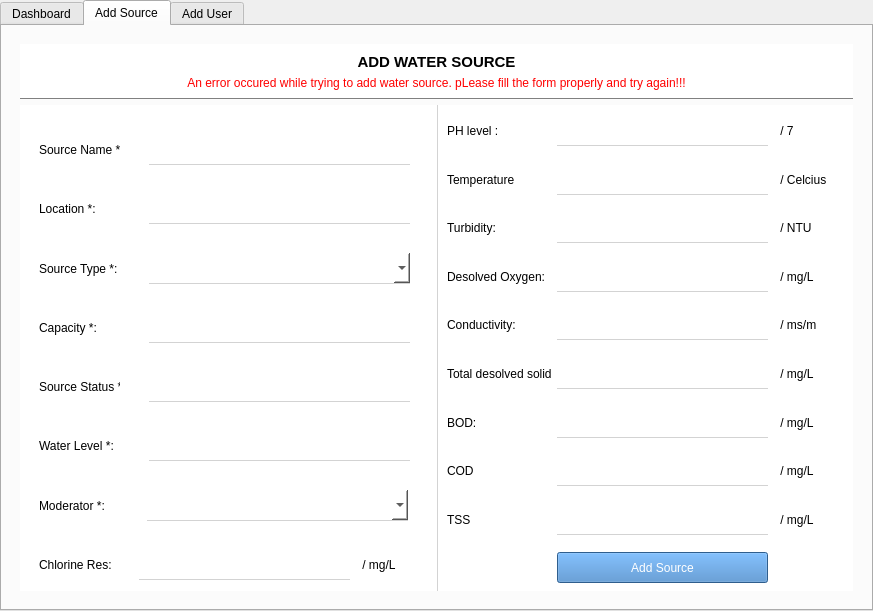
NganeEmmanuel/waterMonitor, file dashboard.ui: the form before one commit.
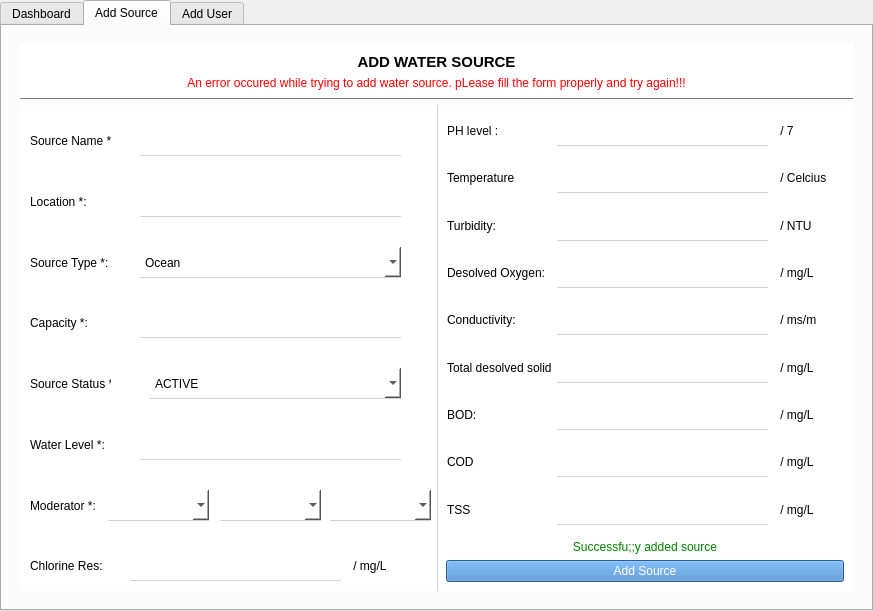
The form after the commit. The open tabs and pages were chosen to show the change.

Commit message: add sources functionality

```diff
--- a/dashboard.ui
+++ b/dashboard.ui
@@ -355,6 +355,21 @@
 }</string>
                   </property>
                   <layout class="QVBoxLayout" name="verticalLayout_6">
+                   <property name="spacing">
+                    <number>0</number>
+                   </property>
+                   <property name="leftMargin">
+                    <number>0</number>
+                   </property>
+                   <property name="topMargin">
+                    <number>0</number>
+                   </property>
+                   <property name="rightMargin">
+                    <number>0</number>
+                   </property>
+                   <property name="bottomMargin">
+                    <number>0</number>
+                   </property>
                    <item>
                     <widget class="QWidget" name="widget_10" native="true">
                      <widget class="QLabel" name="label_2">
@@ -433,11 +448,6 @@
                         <height>31</height>
                        </rect>
                       </property>
-                      <item>
-                       <property name="text">
-                        <string/>
-                       </property>
-                      </item>
                       <item>
                        <property name="text">
                         <string>Ocean</string>
@@ -500,16 +510,6 @@
                    </item>
                    <item>
                     <widget class="QWidget" name="widget_14" native="true">
-                     <widget class="QLineEdit" name="sourceStatus_input">
-                      <property name="geometry">
-                       <rect>
-                        <x>120</x>
-                        <y>20</y>
-                        <width>261</width>
-                        <height>31</height>
-                       </rect>
-                      </property>
-                     </widget>
                      <widget class="QLabel" name="label_6">
                       <property name="geometry">
                        <rect>
@@ -523,6 +523,36 @@
                        <string>Source Status *:</string>
                       </property>
                      </widget>
+                     <widget class="QComboBox" name="sourceStatus_input">
+                      <property name="geometry">
+                       <rect>
+                        <x>130</x>
+                        <y>20</y>
+                        <width>251</width>
+                        <height>31</height>
+                       </rect>
+                      </property>
+                      <item>
+                       <property name="text">
+                        <string>ACTIVE</string>
+                       </property>
+                      </item>
+                      <item>
+                       <property name="text">
+                        <string>PENDING AUTHORIZATION</string>
+                       </property>
+                      </item>
+                      <item>
+                       <property name="text">
+                        <string>DECOMISSIONED</string>
+                       </property>
+                      </item>
+                      <item>
+                       <property name="text">
+                        <string>SHOTDOWN</string>
+                       </property>
+                      </item>
+                     </widget>
                     </widget>
                    </item>
                    <item>
@@ -570,9 +600,29 @@
                      <widget class="QComboBox" name="moderator_selector">
                       <property name="geometry">
                        <rect>
-                        <x>118</x>
+                        <x>88</x>
                         <y>20</y>
-                        <width>261</width>
+                        <width>101</width>
+                        <height>31</height>
+                       </rect>
+                      </property>
+                     </widget>
+                     <widget class="QComboBox" name="moderator_selector_2">
+                      <property name="geometry">
+                       <rect>
+                        <x>200</x>
+                        <y>20</y>
+                        <width>101</width>
+                        <height>31</height>
+                       </rect>
+                      </property>
+                     </widget>
+                     <widget class="QComboBox" name="moderator_selector_3">
+                      <property name="geometry">
+                       <rect>
+                        <x>310</x>
+                        <y>20</y>
+                        <width>101</width>
                         <height>31</height>
                        </rect>
                       </property>
@@ -1050,19 +1100,28 @@
                    </item>
                    <item>
                     <widget class="QWidget" name="widget_27" native="true">
-                     <widget class="QPushButton" name="pushButton_3">
-                      <property name="geometry">
-                       <rect>
-                        <x>120</x>
-                        <y>10</y>
-                        <width>211</width>
-                        <height>31</height>
-                       </rect>
-                      </property>
-                      <property name="text">
-                       <string>Add Source</string>
-                      </property>
-                     </widget>
+                     <layout class="QVBoxLayout" name="verticalLayout_12">
+                      <item>
+                       <widget class="QLabel" name="addSource_success_message">
+                        <property name="styleSheet">
+                         <string notr="true">color: green;</string>
+                        </property>
+                        <property name="text">
+                         <string>Successfu;;y added source</string>
+                        </property>
+                        <property name="alignment">
+                         <set>Qt::AlignCenter</set>
+                        </property>
+                       </widget>
+                      </item>
+                      <item>
+                       <widget class="QPushButton" name="addSource_btn">
+                        <property name="text">
+                         <string>Add Source</string>
+                        </property>
+                       </widget>
+                      </item>
+                     </layout>
                     </widget>
                    </item>
                   </layout>
```
Left out of the diff: 24 changed lines with no effect on the pictures. The commit also changes 5 other files.
